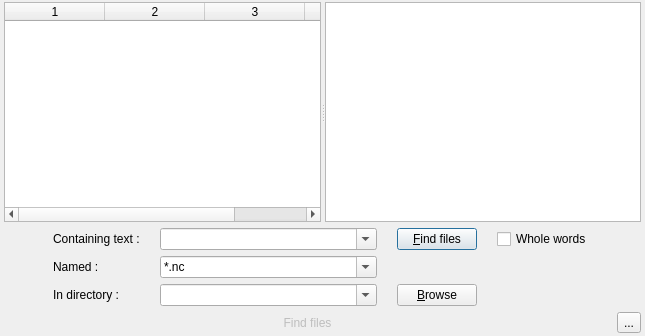
First picture: the form in src/findinfilesdialog.ui, repository GCodeProjects/GCodeWorkShop, before the edit.
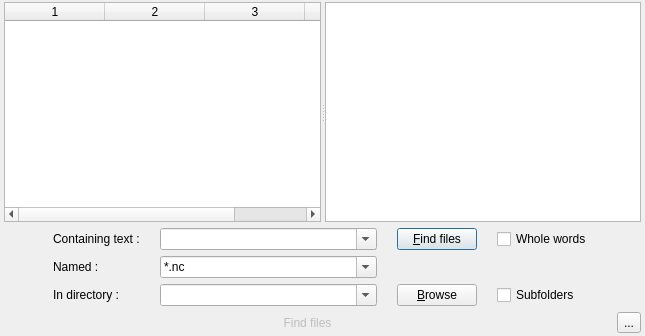
Second picture: the form after the edit. Icons and pictures are not drawn.

The edit to the form file:
```diff
--- a/src/findinfilesdialog.ui
+++ b/src/findinfilesdialog.ui
@@ -338,6 +338,16 @@
         </property>
        </spacer>
       </item>
+      <item row="3" column="4">
+       <widget class="QCheckBox" name="subFoldersCheckBox">
+        <property name="toolTip">
+         <string>Search subfolders</string>
+        </property>
+        <property name="text">
+         <string>Subfolders</string>
+        </property>
+       </widget>
+      </item>
      </layout>
     </widget>
    </item>
```
Left out of the diff: 12 changed lines with no effect on the pictures.
